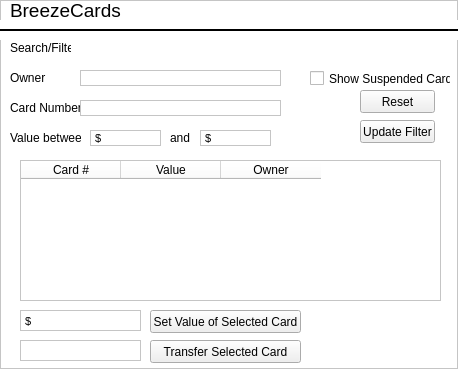
This is ui/breezeCardManagement.ui in alishan-kaisani/CS4400-GUI as Qt 5 draws it before an edit. The edited form follows.
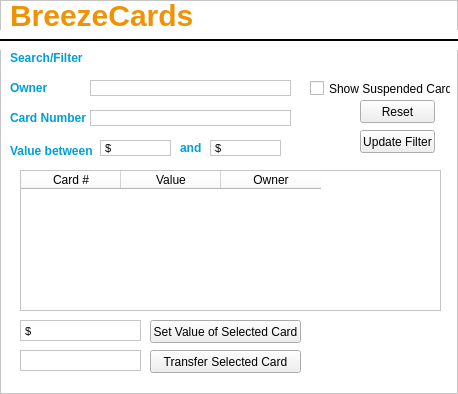
This is the edited form. Icons and pictures are not drawn.

Diff of the .ui file:
```diff
--- a/ui/breezeCardManagement.ui
+++ b/ui/breezeCardManagement.ui
@@ -7,7 +7,7 @@
     <x>0</x>
     <y>0</y>
     <width>458</width>
-    <height>369</height>
+    <height>394</height>
    </rect>
   </property>
   <property name="windowTitle">
@@ -21,7 +21,9 @@
    <number>-1</number>
   </property>
   <property name="styleSheet">
-   <string notr="true">QFrame {background-color: #ffffff}</string>
+   <string notr="true">QFrame {background-color: #ffffff} 
+QLabel {color: #009fd7; font-weight: bold;}
+#frameLabelTop {background-color: transparent; color: #ee9306; font-size: 30px;}</string>
   </property>
   <property name="frameShape">
    <enum>QFrame::StyledPanel</enum>
@@ -33,7 +35,7 @@
    <property name="geometry">
     <rect>
      <x>20</x>
-     <y>340</y>
+     <y>350</y>
      <width>121</width>
      <height>21</height>
     </rect>
@@ -53,7 +55,7 @@
    <property name="geometry">
     <rect>
      <x>360</x>
-     <y>120</y>
+     <y>130</y>
      <width>75</width>
      <height>23</height>
     </rect>
@@ -66,7 +68,7 @@
    <property name="geometry">
     <rect>
      <x>310</x>
-     <y>70</y>
+     <y>80</y>
      <width>141</width>
      <height>17</height>
     </rect>
@@ -79,7 +81,7 @@
    <property name="geometry">
     <rect>
      <x>20</x>
-     <y>310</y>
+     <y>320</y>
      <width>121</width>
      <height>21</height>
     </rect>
@@ -98,8 +100,8 @@
   <widget class="QTextEdit" name="money2TextEdit">
    <property name="geometry">
     <rect>
-     <x>200</x>
-     <y>130</y>
+     <x>210</x>
+     <y>140</y>
      <width>71</width>
      <height>16</height>
     </rect>
@@ -119,7 +121,7 @@
    <property name="geometry">
     <rect>
      <x>20</x>
-     <y>160</y>
+     <y>170</y>
      <width>421</width>
      <height>141</height>
     </rect>
@@ -145,13 +147,15 @@
     <rect>
      <x>10</x>
      <y>0</y>
-     <width>111</width>
-     <height>21</height>
+     <width>191</width>
+     <height>31</height>
     </rect>
    </property>
    <property name="font">
     <font>
-     <pointsize>14</pointsize>
+     <pointsize>-1</pointsize>
+     <weight>75</weight>
+     <bold>true</bold>
     </font>
    </property>
    <property name="autoFillBackground">
@@ -168,7 +172,7 @@
    <property name="geometry">
     <rect>
      <x>360</x>
-     <y>90</y>
+     <y>100</y>
      <width>75</width>
      <height>23</height>
     </rect>
@@ -181,8 +185,8 @@
    <property name="geometry">
     <rect>
      <x>10</x>
-     <y>100</y>
-     <width>71</width>
+     <y>110</y>
+     <width>81</width>
      <height>16</height>
     </rect>
    </property>
@@ -194,9 +198,9 @@
    <property name="geometry">
     <rect>
      <x>10</x>
-     <y>130</y>
-     <width>71</width>
-     <height>16</height>
+     <y>140</y>
+     <width>91</width>
+     <height>21</height>
     </rect>
    </property>
    <property name="text">
@@ -206,8 +210,8 @@
   <widget class="QTextEdit" name="money1TextEdit">
    <property name="geometry">
     <rect>
-     <x>90</x>
-     <y>130</y>
+     <x>100</x>
+     <y>140</y>
      <width>71</width>
      <height>16</height>
     </rect>
@@ -230,7 +234,7 @@
    <property name="geometry">
     <rect>
      <x>0</x>
-     <y>20</y>
+     <y>30</y>
      <width>461</width>
      <height>20</height>
     </rect>
@@ -269,7 +273,7 @@
    <property name="geometry">
     <rect>
      <x>150</x>
-     <y>310</y>
+     <y>320</y>
      <width>151</width>
      <height>23</height>
     </rect>
@@ -282,7 +286,7 @@
    <property name="geometry">
     <rect>
      <x>150</x>
-     <y>340</y>
+     <y>350</y>
      <width>151</width>
      <height>23</height>
     </rect>
@@ -295,8 +299,8 @@
    <property name="geometry">
     <rect>
      <x>10</x>
-     <y>40</y>
-     <width>61</width>
+     <y>50</y>
+     <width>81</width>
      <height>16</height>
     </rect>
    </property>
@@ -307,8 +311,8 @@
   <widget class="QTextEdit" name="cardNumberTextEdit">
    <property name="geometry">
     <rect>
-     <x>80</x>
-     <y>100</y>
+     <x>90</x>
+     <y>110</y>
      <width>201</width>
      <height>16</height>
     </rect>
@@ -320,8 +324,8 @@
   <widget class="QLabel" name="andLabel">
    <property name="geometry">
     <rect>
-     <x>170</x>
-     <y>130</y>
+     <x>180</x>
+     <y>140</y>
      <width>21</width>
      <height>16</height>
     </rect>
@@ -334,7 +338,7 @@
    <property name="geometry">
     <rect>
      <x>10</x>
-     <y>70</y>
+     <y>80</y>
      <width>41</width>
      <height>16</height>
     </rect>
@@ -346,8 +350,8 @@
   <widget class="QTextEdit" name="ownerTextEdit">
    <property name="geometry">
     <rect>
-     <x>80</x>
-     <y>70</y>
+     <x>90</x>
+     <y>80</y>
      <width>201</width>
      <height>16</height>
     </rect>
```
Left out of the diff: 8 changed lines with no effect on the pictures.
